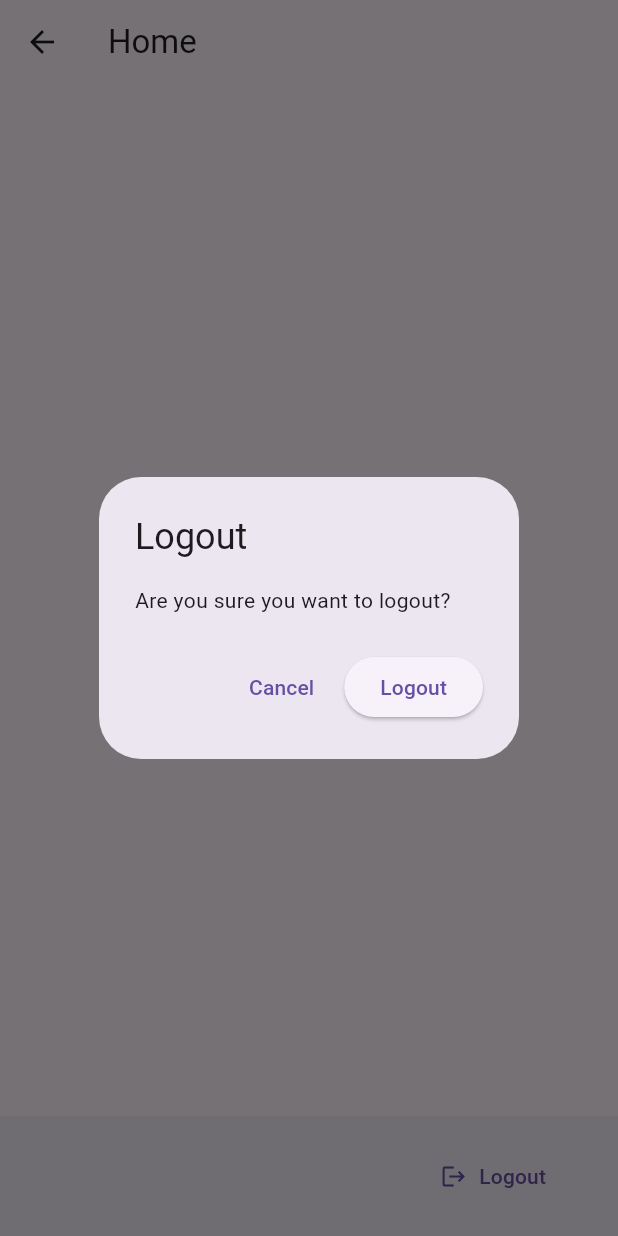
After one commit to sree-vishnnu16/github, a Flutter app: the HomeScreen screen opened by its route, after a tap on "Logout", on a phone screen of 412 x 824 dp. The commit adds this screen. Run offline on Flutter 3.47's test engine with Material 3 defaults, Android fonts, the phone set to English and light mode, and no system bars; our stand-ins replace equatable, firebase_auth, firebase_core, flutter_bloc, flutter_secure_storage, sign_in_button; accounts and stored records are empty.

Commit message:
Logout event added.

```diff
--- a/lib/core/routes/routes.dart
+++ b/lib/core/routes/routes.dart
@@ -1,5 +1,5 @@
 import 'package:flutter/material.dart';
-import 'package:github/feature/home/presentation/screens/home_screen.dart';
+import 'package:github/feature/home/home_screen.dart';
 import 'package:github/feature/login/presentation/screens/login_screen.dart';
 import 'package:github/feature/splash/splash_screen.dart';
 
--- /dev/null
+++ b/lib/feature/home/home_screen.dart
@@ -0,0 +1,85 @@
+import 'package:flutter/material.dart';
+import 'package:flutter_bloc/flutter_bloc.dart';
+import 'package:github/feature/login/presentation/bloc/login_bloc.dart';
+import 'package:github/feature/login/presentation/bloc/login_event.dart';
+import 'package:github/feature/login/presentation/bloc/login_state.dart';
+
+class HomeScreen extends StatefulWidget {
+  @override
+  State<HomeScreen> createState() => _HomeScreenState();
+}
+
+class _HomeScreenState extends State<HomeScreen> {
+  @override
+  Widget build(BuildContext context) {
+    return BlocListener<LoginBloc, LoginState>(
+      listener: (context, state) {
+        if (state is LogoutLoading) {
+          showDialog(
+            context: context,
+            barrierDismissible: false,
+            builder: (context) => const Center(child: CircularProgressIndicator()),
+          );
+        }
+
+        if (state is LogoutSuccess) {
+          Navigator.of(context).pop(); // Close the loading dialog
+          if (state.status) {
+            Navigator.pushReplacementNamed(context, '/login');
+          }
+        }
+
+        if (state is LogoutFailure) {
+          Navigator.of(context).pop(); // Close the loading dialog
+          ScaffoldMessenger.of(context).showSnackBar(
+            SnackBar(content: Text(state.message)),
+          );
+        }
+      },
+      child: Scaffold(
+        appBar: AppBar(
+          title: Text('Home'),
+        ),
+        body: Center(
+          child: Text('Home Content Here'),
+        ),
+        bottomNavigationBar: BottomAppBar(
+          child: Padding(
+            padding: const EdgeInsets.symmetric(horizontal: 16.0),
+            child: Row(
+              mainAxisAlignment: MainAxisAlignment.end,
+              children: [
+                TextButton.icon(
+                  onPressed: () {
+                    showDialog(
+                      context: context,
+                      builder: (context) => AlertDialog(
+                        title: Text('Logout'),
+                        content: Text('Are you sure you want to logout?'),
+                        actions: [
+                          TextButton(
+                            onPressed: () => Navigator.of(context).pop(),
+                            child: Text('Cancel'),
+                          ),
+                          ElevatedButton(
+                            onPressed: () {
+                              Navigator.of(context).pop(); // Close the dialog
+                              context.read<LoginBloc>().add(LogoutRequest());
+                            },
+                            child: Text('Logout'),
+                          ),
+                        ],
+                      ),
+                    );
+                  },
+                  icon: Icon(Icons.logout),
+                  label: Text('Logout'),
+                ),
+              ],
+            ),
+          ),
+        ),
+      ),
+    );
+  }
+}
--- a/lib/feature/login/application/use_cases/login_use_cases.dart
+++ b/lib/feature/login/application/use_cases/login_use_cases.dart
@@ -6,7 +6,11 @@ class SignInWithGithubUseCase {
 
   SignInWithGithubUseCase(this.repository);
 
-  Future<LoginEntity> execute() {
+  Future<LoginEntity> signIn() {
     return repository.signInWithGithub();
   }
+
+  Future<bool> signOut() {
+    return repository.signOut();
+  }
 }
--- a/lib/feature/login/domain/repositories/login_repository.dart
+++ b/lib/feature/login/domain/repositories/login_repository.dart
@@ -2,4 +2,6 @@ import 'package:github/feature/login/domain/entities/login.dart';
 
 abstract class LoginRepository {
   Future<LoginEntity> signInWithGithub();
+
+  Future<bool> signOut();
 }
--- a/lib/feature/login/presentation/bloc/login_event.dart
+++ b/lib/feature/login/presentation/bloc/login_event.dart
@@ -1,3 +1,5 @@
 abstract class LoginEvent {}
 
 class GithubLoginRequested extends LoginEvent {}
+
+class LogoutRequest extends LoginEvent {}
--- a/lib/feature/login/presentation/bloc/login_state.dart
+++ b/lib/feature/login/presentation/bloc/login_state.dart
@@ -8,10 +8,27 @@ class LoginLoading extends LoginState {}
 
 class LoginSuccess extends LoginState {
   final LoginEntity user;
+
   LoginSuccess(this.user);
 }
 
 class LoginFailure extends LoginState {
   final String message;
+
   LoginFailure(this.message);
 }
+
+// logout
+class LogoutLoading extends LoginState {}
+
+class LogoutSuccess extends LoginState {
+  final bool status;
+
+  LogoutSuccess(this.status);
+}
+
+class LogoutFailure extends LoginState {
+  final String message;
+
+  LogoutFailure(this.message);
+}
```
Also changed, not shown: lib/feature/login/infrastructure/data/remote/login_remote_service.dart (+11 -0 lines), lib/feature/login/infrastructure/repositories_impl/login_remote_repository_impl.dart (+8 -0 lines), lib/feature/login/presentation/bloc/login_bloc.dart (+12 -1 lines).
